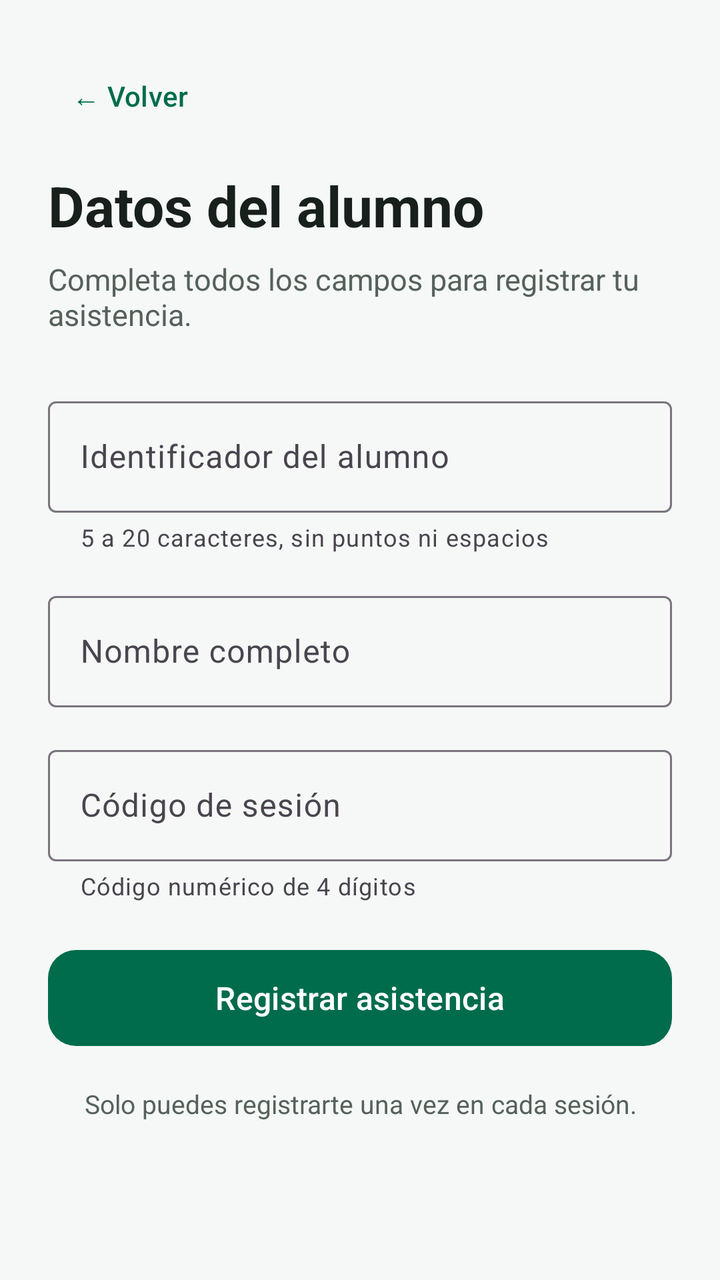
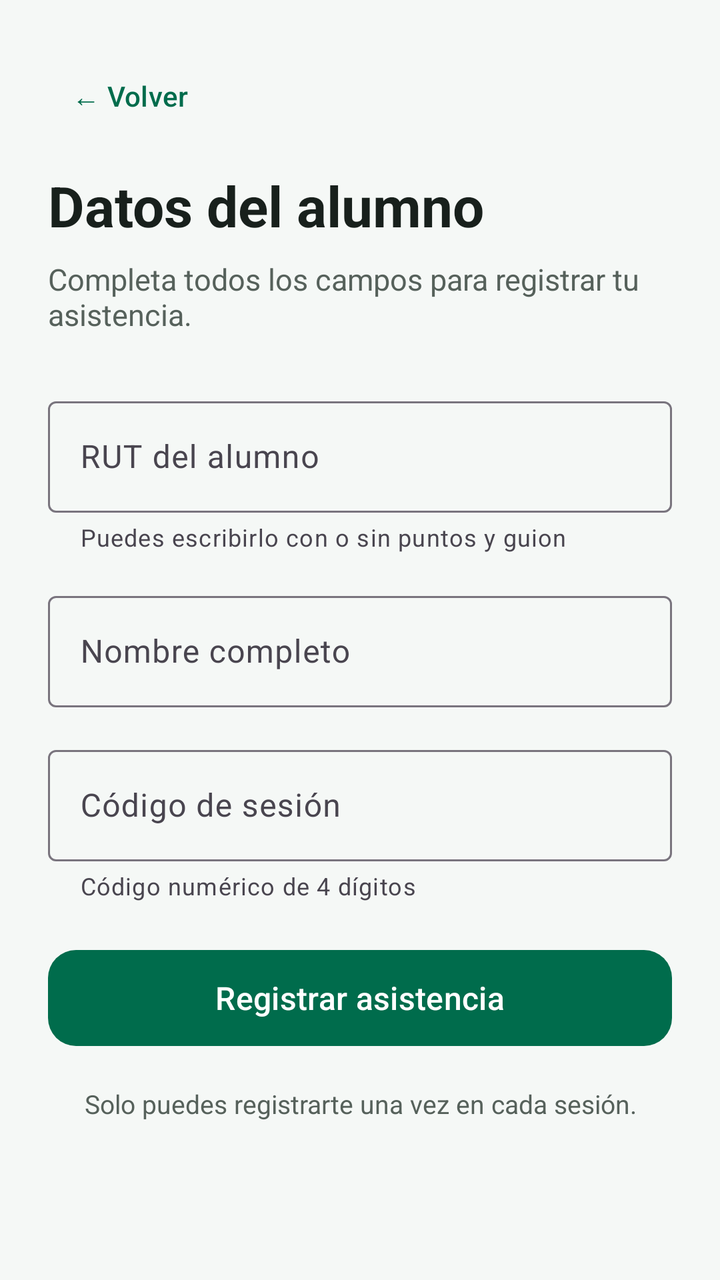

The first picture is an Android layout as it rendered before a commit; the second is the same layout after the commit. The layout source and the unified diff follow.
<!-- AndroidManifest.xml: application theme Theme.ProyectoAsistenciaAlumno -->
<!-- res/layout/activity_registro_asistencia.xml -->
<?xml version="1.0" encoding="utf-8"?>
<ScrollView xmlns:android="http://schemas.android.com/apk/res/android"
    xmlns:app="http://schemas.android.com/apk/res-auto"
    android:layout_width="match_parent"
    android:layout_height="match_parent"
    android:background="@color/surface_background"
    android:fillViewport="true">

    <LinearLayout
        android:layout_width="match_parent"
        android:layout_height="wrap_content"
        android:orientation="vertical"
        android:padding="24dp">

        <com.google.android.material.button.MaterialButton
            android:id="@+id/btnVolver"
            style="@style/Widget.Material3.Button.TextButton"
            android:layout_width="wrap_content"
            android:layout_height="48dp"
            android:minWidth="0dp"
            android:text="@string/volver"
            android:textColor="@color/primary" />

        <TextView
            android:layout_width="match_parent"
            android:layout_height="wrap_content"
            android:layout_marginTop="12dp"
            android:text="@string/registro_titulo"
            android:textColor="@color/text_primary"
            android:textSize="28sp"
            android:textStyle="bold" />

        <TextView
            android:layout_width="match_parent"
            android:layout_height="wrap_content"
            android:layout_marginTop="8dp"
            android:text="@string/registro_descripcion"
            android:textColor="@color/text_secondary"
            android:textSize="15sp" />

        <com.google.android.material.textfield.TextInputLayout
            android:id="@+id/tilIdentificador"
            style="@style/Widget.Material3.TextInputLayout.OutlinedBox"
            android:layout_width="match_parent"
            android:layout_height="wrap_content"
            android:layout_marginTop="28dp"
            android:hint="@string/identificador_hint"
            app:helperText="@string/identificador_ayuda">

            <com.google.android.material.textfield.TextInputEditText
                android:id="@+id/etIdentificador"
                android:layout_width="match_parent"
                android:layout_height="wrap_content"
                android:inputType="text"
                android:maxLength="20"
                android:maxLines="1" />
        </com.google.android.material.textfield.TextInputLayout>

        <com.google.android.material.textfield.TextInputLayout
            android:id="@+id/tilNombre"
            style="@style/Widget.Material3.TextInputLayout.OutlinedBox"
            android:layout_width="match_parent"
            android:layout_height="wrap_content"
            android:layout_marginTop="16dp"
            android:hint="@string/nombre_hint">

            <com.google.android.material.textfield.TextInputEditText
                android:id="@+id/etNombre"
                android:layout_width="match_parent"
                android:layout_height="wrap_content"
                android:inputType="textCapWords|textPersonName"
                android:maxLength="80"
                android:maxLines="1" />
        </com.google.android.material.textfield.TextInputLayout>

        <com.google.android.material.textfield.TextInputLayout
            android:id="@+id/tilCodigo"
            style="@style/Widget.Material3.TextInputLayout.OutlinedBox"
            android:layout_width="match_parent"
            android:layout_height="wrap_content"
            android:layout_marginTop="16dp"
            android:hint="@string/codigo_hint"
            app:helperText="@string/codigo_ayuda">

            <com.google.android.material.textfield.TextInputEditText
                android:id="@+id/etCodigo"
                android:layout_width="match_parent"
                android:layout_height="wrap_content"
                android:digits="0123456789"
                android:inputType="number"
                android:maxLength="4"
                android:maxLines="1" />
        </com.google.android.material.textfield.TextInputLayout>

        <ProgressBar
            android:id="@+id/progressRegistro"
            android:layout_width="40dp"
            android:layout_height="40dp"
            android:layout_gravity="center_horizontal"
            android:layout_marginTop="20dp"
            android:visibility="gone" />

        <com.google.android.material.button.MaterialButton
            android:id="@+id/btnRegistrar"
            android:layout_width="match_parent"
            android:layout_height="56dp"
            android:layout_marginTop="20dp"
            android:text="@string/registrar_asistencia"
            android:textSize="16sp"
            app:cornerRadius="14dp" />

        <TextView
            android:layout_width="match_parent"
            android:layout_height="wrap_content"
            android:layout_marginTop="16dp"
            android:gravity="center"
            android:text="@string/registro_aviso"
            android:textColor="@color/text_secondary"
            android:textSize="13sp" />

    </LinearLayout>
</ScrollView>
<!-- resources referenced by this layout -->
<resources>
  <color name="primary">#006C4C</color>
  <color name="surface_background">#F5F8F6</color>
  <color name="text_primary">#18201C</color>
  <color name="text_secondary">#56615B</color>
  <string name="codigo_ayuda">Código numérico de 4 dígitos</string>
  <string name="codigo_hint">Código de sesión</string>
  <string name="identificador_ayuda">5 a 20 caracteres, sin puntos ni espacios</string>
  <string name="identificador_hint">Identificador del alumno</string>
  <string name="nombre_hint">Nombre completo</string>
  <string name="registrar_asistencia">Registrar asistencia</string>
  <string name="registro_aviso">Solo puedes registrarte una vez en cada sesión.</string>
  <string name="registro_descripcion">Completa todos los campos para registrar tu asistencia.</string>
  <string name="registro_titulo">Datos del alumno</string>
  <string name="volver">← Volver</string>
  <style name="Theme.ProyectoAsistenciaAlumno" parent="Base.Theme.ProyectoAsistenciaAlumno" />
  <style name="Base.Theme.ProyectoAsistenciaAlumno" parent="Theme.Material3.DayNight.NoActionBar">
          <item name="colorPrimary">@color/primary</item>
          <item name="colorPrimaryContainer">@color/primary_container</item>
          <item name="android:colorAccent">@color/primary</item>
          <item name="android:statusBarColor">@color/primary_dark</item>
          <item name="android:navigationBarColor">@color/surface_background</item>
          <item name="android:windowLightNavigationBar">true</item>
      </style>
  <color name="primary_container">#B8F1D7</color>
  <color name="primary_dark">#004D36</color>
</resources>

<!-- the commit's change to res/layout/activity_registro_asistencia.xml (unified diff, before → after) -->
@@ -51,9 +51,10 @@
                 android:id="@+id/etIdentificador"
                 android:layout_width="match_parent"
                 android:layout_height="wrap_content"
-                android:inputType="text"
-                android:maxLength="20"
-                android:maxLines="1" />
+                android:inputType="textVisiblePassword"
+                android:maxLength="12"
+                android:maxLines="1"
+                android:textColor="@color/text_primary" />
         </com.google.android.material.textfield.TextInputLayout>
 
         <com.google.android.material.textfield.TextInputLayout
@@ -70,7 +71,8 @@
                 android:layout_height="wrap_content"
                 android:inputType="textCapWords|textPersonName"
                 android:maxLength="80"
-                android:maxLines="1" />
+                android:maxLines="1"
+                android:textColor="@color/text_primary" />
         </com.google.android.material.textfield.TextInputLayout>
 
         <com.google.android.material.textfield.TextInputLayout
@@ -89,7 +91,8 @@
                 android:digits="0123456789"
                 android:inputType="number"
                 android:maxLength="4"
-                android:maxLines="1" />
+                android:maxLines="1"
+                android:textColor="@color/text_primary" />
         </com.google.android.material.textfield.TextInputLayout>
 
         <ProgressBar
<!-- resource entries referenced after the edit -->
@@ -6,8 +6,8 @@
   <color name="text_secondary">#56615B</color>
   <string name="codigo_ayuda">Código numérico de 4 dígitos</string>
   <string name="codigo_hint">Código de sesión</string>
-  <string name="identificador_ayuda">5 a 20 caracteres, sin puntos ni espacios</string>
-  <string name="identificador_hint">Identificador del alumno</string>
+  <string name="identificador_ayuda">Puedes escribirlo con o sin puntos y guion</string>
+  <string name="identificador_hint">RUT del alumno</string>
   <string name="nombre_hint">Nombre completo</string>
   <string name="registrar_asistencia">Registrar asistencia</string>
   <string name="registro_aviso">Solo puedes registrarte una vez en cada sesión.</string>
